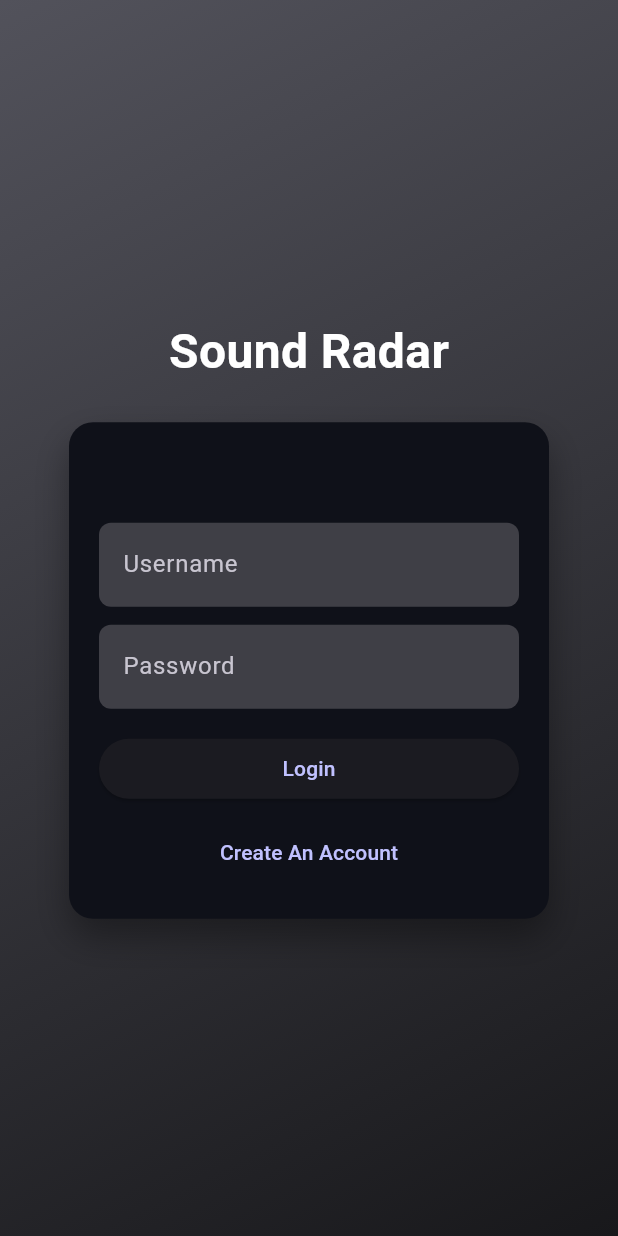
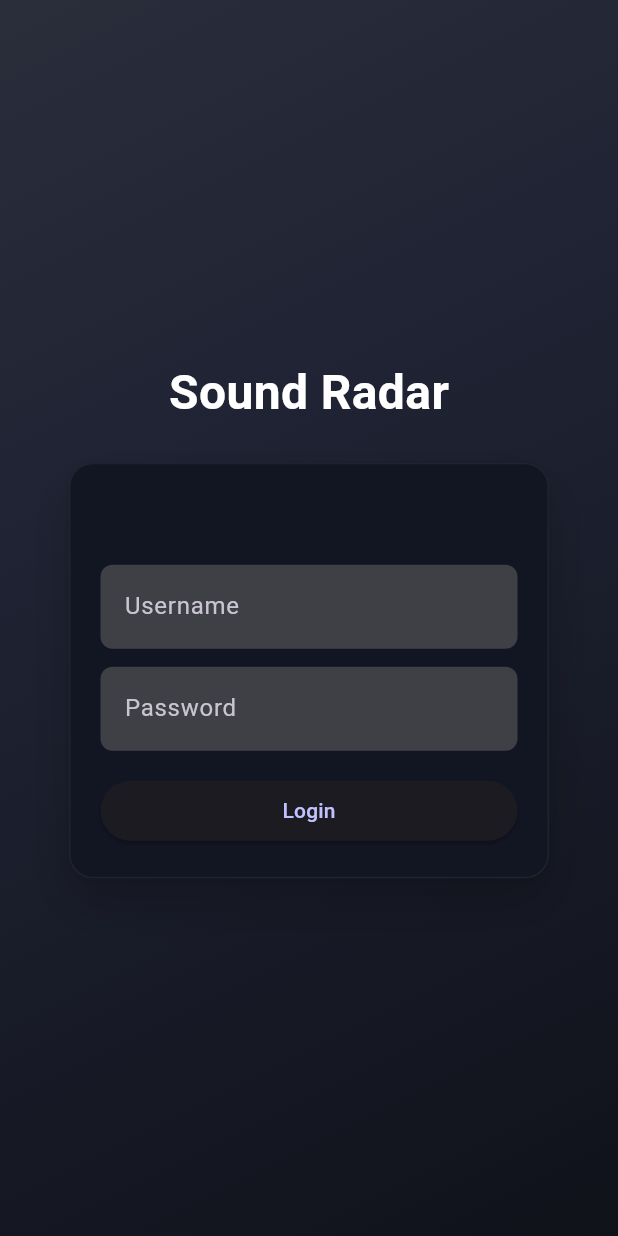
Before and after one commit to Juangomezzr/SOUND-RADAR, a Flutter app: the screen it shows after launch, on a phone screen of 412 x 824 dp. Run offline on Flutter 3.47's test engine with Material 3 defaults, Android fonts, the phone set to English and light mode, and no system bars; our stand-ins replace flutter_map, geolocator, latlong2.

Commit message:
Cambios en el diseño de la ui

```diff
--- a/sound_radar/lib/main.dart
+++ b/sound_radar/lib/main.dart
@@ -1,7 +1,6 @@
 import 'package:flutter/material.dart';
 import 'theme/app_theme.dart';
 import 'screens/login_screen.dart';
-import 'screens/register_screen.dart';
 import 'screens/map_screen.dart';
 
 void main() {
@@ -20,7 +19,6 @@ class SoundRadarApp extends StatelessWidget {
       initialRoute: '/login',
       routes: {
         '/login': (_) => const LoginScreen(),
-        '/register': (_) => const RegisterScreen(),
         '/map': (_) => const MapScreen(),
       },
     );
--- a/sound_radar/lib/screens/login_screen.dart
+++ b/sound_radar/lib/screens/login_screen.dart
@@ -1,24 +1,54 @@
 import 'package:flutter/material.dart';
 import '../widgets/auth/auth_card.dart';
 
-class LoginScreen extends StatelessWidget {
+class LoginScreen extends StatefulWidget {
   const LoginScreen({super.key});
 
   @override
+  State<LoginScreen> createState() => _LoginScreenState();
+}
+
+class _LoginScreenState extends State<LoginScreen> {
+  late final TextEditingController _usernameController;
+  late final TextEditingController _passwordController;
+
+  @override
+  void initState() {
+    super.initState();
+    _usernameController = TextEditingController();
+    _passwordController = TextEditingController();
+  }
+
+  @override
+  void dispose() {
+    _usernameController.dispose();
+    _passwordController.dispose();
+    super.dispose();
+  }
+
+  @override
   Widget build(BuildContext context) {
-    final usernameController = TextEditingController();
-    final passwordController = TextEditingController();
 
     return Scaffold(
-      body: Container(
-        decoration: const BoxDecoration(
+      body: Stack(
+        children: [
+          const DecoratedBox(
+            decoration: BoxDecoration(
               gradient: LinearGradient(
-            colors: [Color(0xFF52525B), Color(0xFF18181B)],
+                colors: [
+                  Color(0xFF2A2D3A),
+                  Color(0xFF202333),
+                  Color(0xFF171A26),
+                  Color(0xFF10121A),
+                ],
+                stops: [0.0, 0.35, 0.7, 1.0],
                 begin: Alignment.topLeft,
                 end: Alignment.bottomRight,
               ),
             ),
-        child: Center(
+            child: SizedBox.expand(),
+          ),
+          Center(
             child: SingleChildScrollView(
               child: Column(
                 mainAxisSize: MainAxisSize.min,
@@ -36,7 +66,7 @@ class LoginScreen extends StatelessWidget {
                     title: '',
                     children: [
                       TextField(
-                      controller: usernameController,
+                        controller: _usernameController,
                         decoration: const InputDecoration(
                           labelText: 'Username',
                           filled: true,
@@ -49,7 +79,7 @@ class LoginScreen extends StatelessWidget {
                       ),
                       const SizedBox(height: 12),
                       TextField(
-                      controller: passwordController,
+                        controller: _passwordController,
                         obscureText: true,
                         decoration: const InputDecoration(
                           labelText: 'Password',
@@ -71,19 +101,13 @@ class LoginScreen extends StatelessWidget {
                           child: const Text('Login'),
                         ),
                       ),
-                    const SizedBox(height: 8),
-                    TextButton(
-                      onPressed: () {
-                        Navigator.pushNamed(context, '/register');
-                      },
-                      child: const Text('Create An Account'),
-                    ),
                     ],
                   ),
                 ],
               ),
             ),
           ),
+        ],
       ),
     );
   }
--- a/sound_radar/lib/widgets/auth/auth_card.dart
+++ b/sound_radar/lib/widgets/auth/auth_card.dart
@@ -16,13 +16,22 @@ class AuthCard extends StatelessWidget {
       width: 320,
       padding: const EdgeInsets.all(20),
       decoration: BoxDecoration(
-        color: const Color(0xFF0F1119),
+        color: const Color(0xFF121522),
         borderRadius: BorderRadius.circular(16),
+        border: Border.all(
+          color: Colors.white.withValues(alpha: 0.06),
+          width: 1,
+        ),
         boxShadow: [
           BoxShadow(
-            color: Colors.black.withValues(alpha: 0.35),
-            blurRadius: 20,
-            offset: const Offset(0, 12),
+            color: Colors.black.withValues(alpha: 0.18),
+            blurRadius: 28,
+            offset: const Offset(0, 16),
+          ),
+          BoxShadow(
+            color: Colors.black.withValues(alpha: 0.08),
+            blurRadius: 4,
+            offset: const Offset(0, 2),
           ),
         ],
       ),
```
Also changed, not shown: sound_radar/lib/screens/register_screen.dart (deleted, +0 -98 lines). Lines whose indentation alone changed are shown as unchanged.
